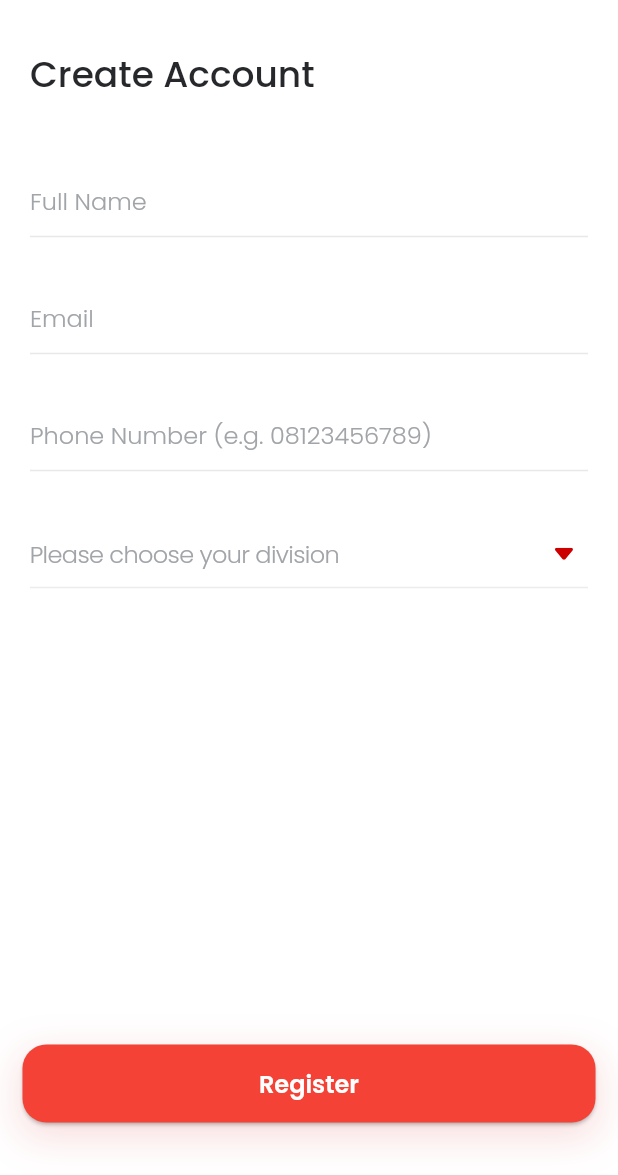
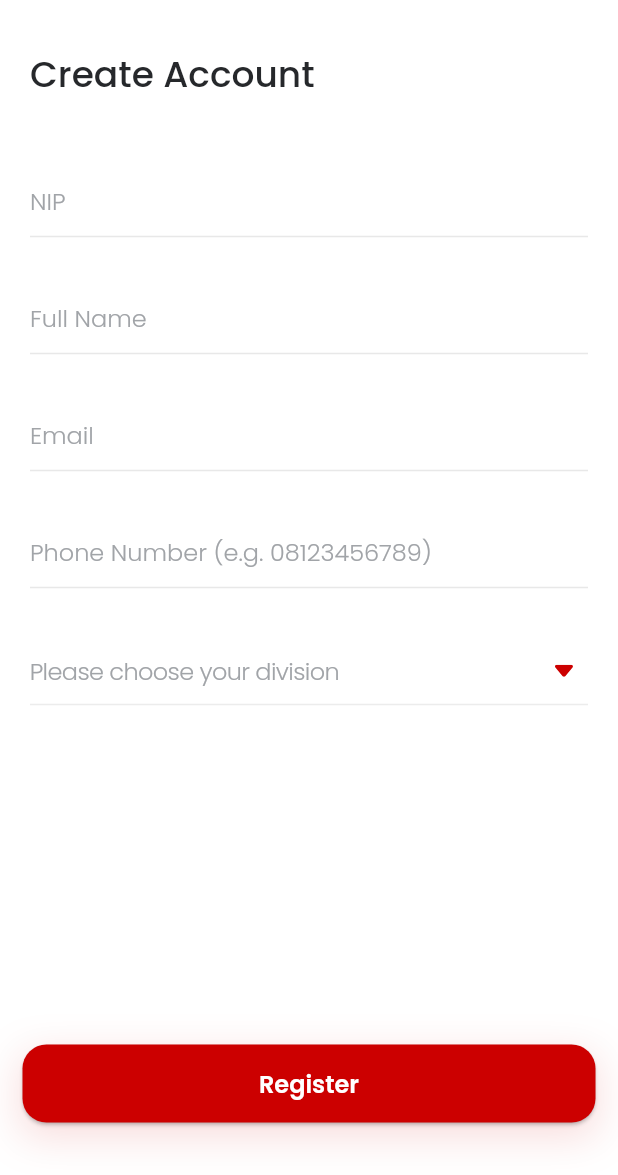
Before and after one commit to layanancerdas/thomas-user-mobile, a Flutter app: the screen it shows after launch, after a tap on "Skip", after a tap on "Get an account", on a phone screen of 412 x 824 dp, the part 61-1236 px from its top. Run offline on Flutter 3.47's test engine with Material 2 defaults, Android fonts, the phone set to English and light mode, and no system bars; drawn by our look-alikes of overlay_support; our stand-ins replace connectivity, dio, dots_indicator, firebase_core, firebase_database, firebase_messaging and 19 more; missing offline and left inert: flutter_mapbox_navigation, loading, mapbox_gl, mapbox_search, open_mail_app, redux_logging; accounts and stored records are empty; network calls fail.

Commit message:
new update fix

```diff
--- a/lib/configs/config.dart
+++ b/lib/configs/config.dart
@@ -1,6 +1,5 @@
 const DEV = true;
-const BASE_API =
-    DEV ? "http://103.30.195.21:3000/api" : "https://geekco.id:3000/api";
+const BASE_API = DEV ? "http://103.30.195.21:3000/api" : "https://:3000/api";
 const CLIENT_ID = "b12cf3a6-920d-11eb-a8b3-0242ac130003";
 const CLIENT_SECRET = "TOM@AS123_CLI3NT";
 const ACCESS_TOKEN =
--- a/lib/providers/providers.dart
+++ b/lib/providers/providers.dart
@@ -40,13 +40,18 @@ class Providers {
   }
 
   static Future signUp(
-      {String name, String email, String divisionId, String mobileNo}) async {
+      {String name,
+      String email,
+      String divisionId,
+      String mobileNo,
+      String nip}) async {
     return Dio().post('$BASE_API/users',
         data: {
           "name": name,
           "email": email,
           "division_id": divisionId,
-          "phone_number": mobileNo
+          "phone_number": mobileNo,
+          "nip": nip
         },
         options: Options(
             headers: {'authorization': basicAuth},
@@ -115,12 +120,12 @@ class Providers {
             }));
   }
 
-  static Future updateUser({String name, String photo}) async {
+  static Future updateUser({String name, String photo, String nip}) async {
     SharedPreferences prefs = await SharedPreferences.getInstance();
     String jwtToken = prefs.getString("jwtToken");
 
     return Dio().put('$BASE_API/users',
-        data: {"name": name, 'photo': photo},
+        data: {"name": name, 'photo': photo, 'nip': nip},
         options: Options(
             headers: {'authorization': basicAuth, 'token': jwtToken},
             followRedirects: false,
--- a/lib/screens/profile_edit/profile_edit_view_model.dart
+++ b/lib/screens/profile_edit/profile_edit_view_model.dart
@@ -19,6 +19,7 @@ abstract class ProfileEditViewModel extends State<ProfileEdit> {
   TextEditingController fullnameController = TextEditingController();
   TextEditingController emailController = TextEditingController();
   TextEditingController phoneNumberController = TextEditingController();
+  TextEditingController nipController = TextEditingController();
 
   final picker = ImagePicker();
   File file;
@@ -35,6 +36,7 @@ abstract class ProfileEditViewModel extends State<ProfileEdit> {
   String errorEmail = "";
   String errorFile = "";
   String errorDivision = "";
+  String errorNip = "";
 
   bool isLoading = true;
 
@@ -268,6 +270,8 @@ abstract class ProfileEditViewModel extends State<ProfileEdit> {
         errorPhoneNumber = value;
       } else if (type == 'email') {
         errorEmail = value;
+      } else if (type == 'nip') {
+        errorNip = value;
       } else if (type == 'division') {
         errorDivision = value;
       } else if (type == 'fullname') {
@@ -284,6 +288,8 @@ abstract class ProfileEditViewModel extends State<ProfileEdit> {
       if (type == 'phoneNumber') {
         errorPhoneNumber = "";
       } else if (type == 'email') {
+        errorEmail = "";
+      } else if (type == 'nip') {
         errorEmail = "";
       } else if (type == 'division') {
         errorDivision = "";
@@ -320,8 +326,11 @@ abstract class ProfileEditViewModel extends State<ProfileEdit> {
         }
         print(fileName);
         dynamic res = await Providers.updateUser(
-            name: fullnameController.text,
-            photo: fileName == "" ? null : fileName);
+          name: fullnameController.text,
+          photo: fileName == "" ? null : fileName,
+          nip: nipController.text,
+        );
+
         print(res);
 
         if (res.data['code'] == 'SUCCESS') {
@@ -456,6 +465,8 @@ abstract class ProfileEditViewModel extends State<ProfileEdit> {
   void initData() {
     try {
       setState(() {
+        nipController = TextEditingController(
+            text: store.state.userState.userDetail['nip']);
         fullnameController = TextEditingController(
             text: store.state.userState.userDetail['name']);
         emailController = TextEditingController(
@@ -465,6 +476,7 @@ abstract class ProfileEditViewModel extends State<ProfileEdit> {
             store.state.userState.userDetail['division']['division_name'];
         fileName = store.state.userState.userDetail['photo'];
       });
+      print(store.state.userState.userDetail);
     } catch (e) {
       print(e.toString());
     } finally {
--- a/lib/screens/sign_up/sign_up_view.dart
+++ b/lib/screens/sign_up/sign_up_view.dart
@@ -54,6 +54,18 @@ class SignUpView extends SignUpViewModel {
                         fontSize: 24,
                         fontWeight: FontWeight.w500,
                       ),
+                    ),
+                    errorNip != "" && nipController.text.length <= 0
+                        ? ErrorForm(error: errorNip)
+                        : SizedBox(height: 33),
+                    FormText(
+                      hint: "NIP",
+                      controller: nipController,
+                      errorMessage:
+                          nipController.text.length > 0 ? errorNip : "",
+                      capitalize: true,
+                      onChange: clearError,
+                      idError: "nip",
                     ),
                     errorFullname != "" && fullnameController.text.length <= 0
                         ? ErrorForm(error: errorFullname)
--- a/lib/screens/sign_up/sign_up_view_model.dart
+++ b/lib/screens/sign_up/sign_up_view_model.dart
@@ -14,6 +14,7 @@ abstract class SignUpViewModel extends State<SignUp> {
   TextEditingController phoneNumberController = TextEditingController();
   TextEditingController passwordController = TextEditingController();
   TextEditingController confirmPasswordController = TextEditingController();
+  TextEditingController nipController = TextEditingController();
 
   int selectedDivision;
 
@@ -23,6 +24,7 @@ abstract class SignUpViewModel extends State<SignUp> {
   String errorEmail = "";
   String errorRegister = "";
   String errorDivision = "";
+  String errorNip = "";
 
   bool isLoading = false;
 
@@ -44,6 +46,8 @@ abstract class SignUpViewModel extends State<SignUp> {
     setState(() {
       if (type == 'phoneNumber') {
         errorPhoneNumber = value;
+      } else if (type == 'nip') {
+        errorNip = value;
       } else if (type == 'email') {
         errorEmail = value;
       } else if (type == 'division') {
@@ -61,6 +65,8 @@ abstract class SignUpViewModel extends State<SignUp> {
     setState(() {
       if (type == 'phoneNumber') {
         errorPhoneNumber = "";
+      } else if (type == 'nip') {
+        errorNip = "";
       } else if (type == 'email') {
         errorEmail = "";
       } else if (type == 'division') {
@@ -179,6 +185,13 @@ abstract class SignUpViewModel extends State<SignUp> {
   }
 
   Future<void> onSignUp() async {
+    if (nipController.text.length <= 0) {
+      setError(
+          type: "nip",
+          value: AppTranslations.of(context).currentLanguage == 'id'
+              ? "Mohon Isi NIP Anda"
+              : "Please fill in your NIP");
+    }
     if (fullnameController.text.length <= 0) {
       setError(
           type: "fullname",
@@ -231,6 +244,7 @@ abstract class SignUpViewModel extends State<SignUp> {
     if (errorPhoneNumber == "" &&
         errorFullname == "" &&
         errorDivision == "" &&
+        errorNip == "" &&
         errorEmail == "" &&
         errorDivision == "") {
       toggleLoading(true);
@@ -241,7 +255,8 @@ abstract class SignUpViewModel extends State<SignUp> {
                 divisionList[selectedDivision]['division_id'].toString(),
             mobileNo:
                 phoneNumberController.text.replaceAll(new RegExp(r"\s+"), ""),
-            name: fullnameController.text);
+            name: fullnameController.text,
+            nip: nipController.text);
         print(res);
 
         if (res.data['message'] == 'SUCCESS') {
--- a/lib/widgets/custom_button.dart
+++ b/lib/widgets/custom_button.dart
@@ -42,13 +42,11 @@ class CustomButton extends StatelessWidget {
       child: flat
           ? TextButton(
               style: TextButton.styleFrom(
-                shape: RoundedRectangleBorder(
-                    borderRadius: borderRadius ?? BorderRadius.circular(16)),
-                padding: padding,
-              ),
-
+                  shape: RoundedRectangleBorder(
+                      borderRadius: borderRadius ?? BorderRadius.circular(16)),
+                  padding: padding,
+                  backgroundColor: bgColor),
               onPressed: onPressed,
-              // color: bgColor,
               child: Center(
                 child: isLoading
                     ? SizedBox(
@@ -70,7 +68,8 @@ class CustomButton extends StatelessWidget {
             )
           : ElevatedButton(
               style: ElevatedButton.styleFrom(
-                //   color: bgColor,
+                backgroundColor: bgColor,
+                // color: bgColor,
                 // disabledColor: bgColor,
                 elevation: 1,
                 shape: RoundedRectangleBorder(
```
Also changed, not shown: lib/screens/profile_edit/profile_edit_view.dart (+19 -1 lines), lib/screens/search_ajk_shuttle/widgets/result_ajk_shuttle.dart (+7 -5 lines), 2 other files.
